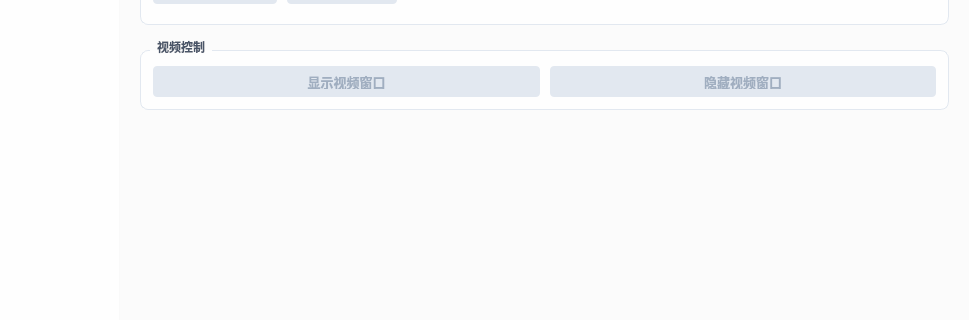
Before: the Qt Designer form WebRTCRemoteMaster/mainwindow.ui in HopeTiga/HopeDesk, drawn with Qt 5; both pictures show x 231 to 1200 and y 233 to 553 of the 1200 by 800 pixel window.
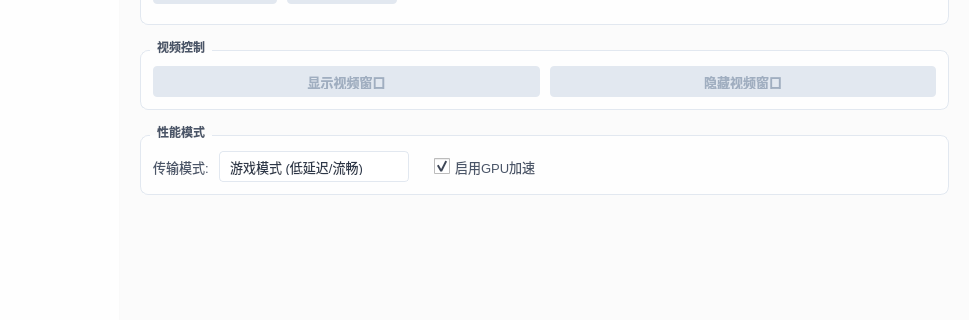
After: the same form once the commit is applied.

Diff of the .ui file:
```diff
--- a/WebRTCRemoteMaster/mainwindow.ui
+++ b/WebRTCRemoteMaster/mainwindow.ui
@@ -713,6 +713,143 @@
           </layout>
          </widget>
         </item>
+        <item>
+         <widget class="QGroupBox" name="performanceGroup">
+          <property name="minimumSize">
+           <size>
+            <width>0</width>
+            <height>70</height>
+           </size>
+          </property>
+          <property name="maximumSize">
+           <size>
+            <width>16777215</width>
+            <height>70</height>
+           </size>
+          </property>
+          <property name="title">
+           <string>性能模式</string>
+          </property>
+          <layout class="QHBoxLayout" name="horizontalLayout_perf">
+           <property name="spacing">
+            <number>10</number>
+           </property>
+           <property name="leftMargin">
+            <number>12</number>
+           </property>
+           <property name="topMargin">
+            <number>15</number>
+           </property>
+           <property name="rightMargin">
+            <number>12</number>
+           </property>
+           <property name="bottomMargin">
+            <number>12</number>
+           </property>
+           <item>
+            <widget class="QLabel" name="modeLabel">
+             <property name="styleSheet">
+              <string notr="true">font-size: 13px; color: #4A5568;</string>
+             </property>
+             <property name="text">
+              <string>传输模式:</string>
+             </property>
+            </widget>
+           </item>
+           <item>
+            <widget class="QComboBox" name="modeComboBox">
+             <property name="styleSheet">
+              <string notr="true">QComboBox {
+    background-color: rgba(255,255,255,0.85);
+    border: 1px solid #E2E8F0;
+    border-radius: 4px;
+    padding: 6px 10px;
+    font-size: 13px;
+    color: #2D3748;
+}
+QComboBox:focus {
+    border-color: #4299E1;
+}
+QComboBox:hover {
+    border-color: #CBD5E0;
+}
+QComboBox::drop-down {
+    border: none;
+    width: 20px;
+}
+QComboBox::down-arrow {
+    width: 12px;
+    height: 12px;
+    border: none;
+    image: none;
+    background: transparent;
+}</string>
+             </property>
+             <item>
+              <property name="text">
+               <string>游戏模式 (低延迟/流畅)</string>
+              </property>
+             </item>
+             <item>
+              <property name="text">
+               <string>办公模式 (画质优先/省流)</string>
+              </property>
+             </item>
+            </widget>
+           </item>
+           <item>
+            <spacer name="horizontalSpacer_gap">
+             <property name="orientation">
+              <enum>Qt::Orientation::Horizontal</enum>
+             </property>
+             <property name="sizeType">
+              <enum>QSizePolicy::Policy::Fixed</enum>
+             </property>
+             <property name="sizeHint" stdset="0">
+              <size>
+               <width>15</width>
+               <height>20</height>
+              </size>
+             </property>
+            </spacer>
+           </item>
+           <item>
+            <widget class="QCheckBox" name="gpuCheckBox">
+             <property name="styleSheet">
+              <string notr="true">QCheckBox {
+    font-size: 13px;
+    color: #4A5568;
+    spacing: 5px;
+}
+QCheckBox::indicator {
+    width: 16px;
+    height: 16px;
+}</string>
+             </property>
+             <property name="text">
+              <string>启用GPU加速</string>
+             </property>
+             <property name="checked">
+              <bool>true</bool>
+             </property>
+            </widget>
+           </item>
+           <item>
+            <spacer name="horizontalSpacer_perf">
+             <property name="orientation">
+              <enum>Qt::Orientation::Horizontal</enum>
+             </property>
+             <property name="sizeHint" stdset="0">
+              <size>
+               <width>40</width>
+               <height>20</height>
+              </size>
+             </property>
+            </spacer>
+           </item>
+          </layout>
+         </widget>
+        </item>
         <item>
          <spacer name="verticalSpacer_2">
           <property name="orientation">
```
Left out of the diff: 30 changed lines with no effect on the pictures.
